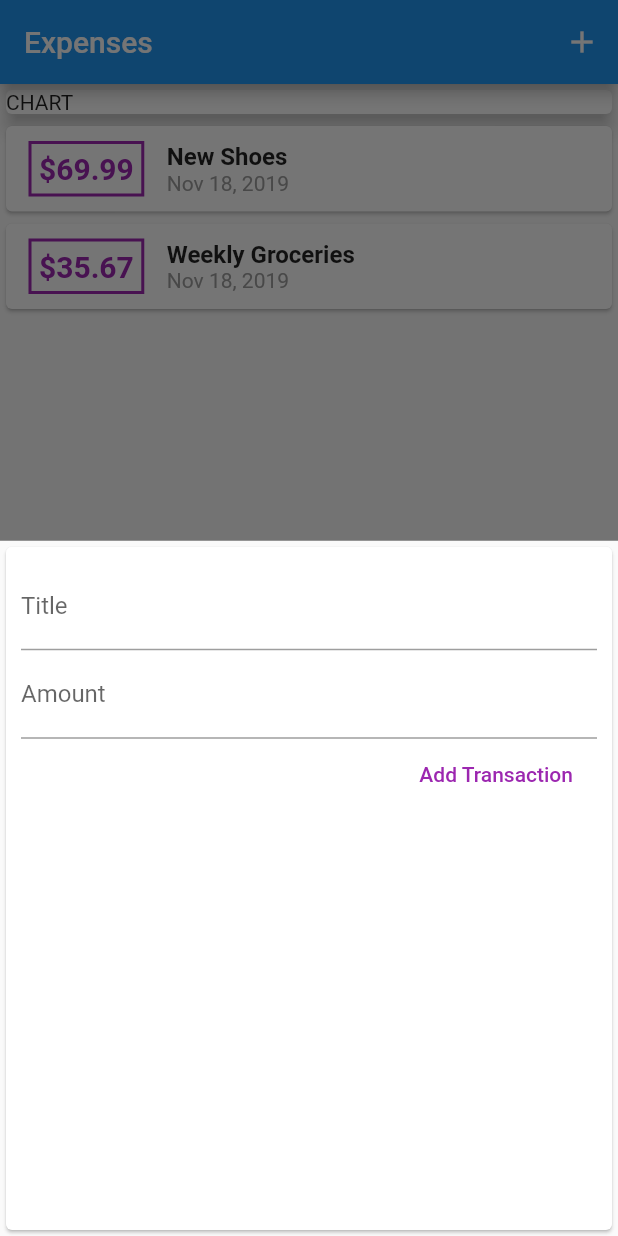
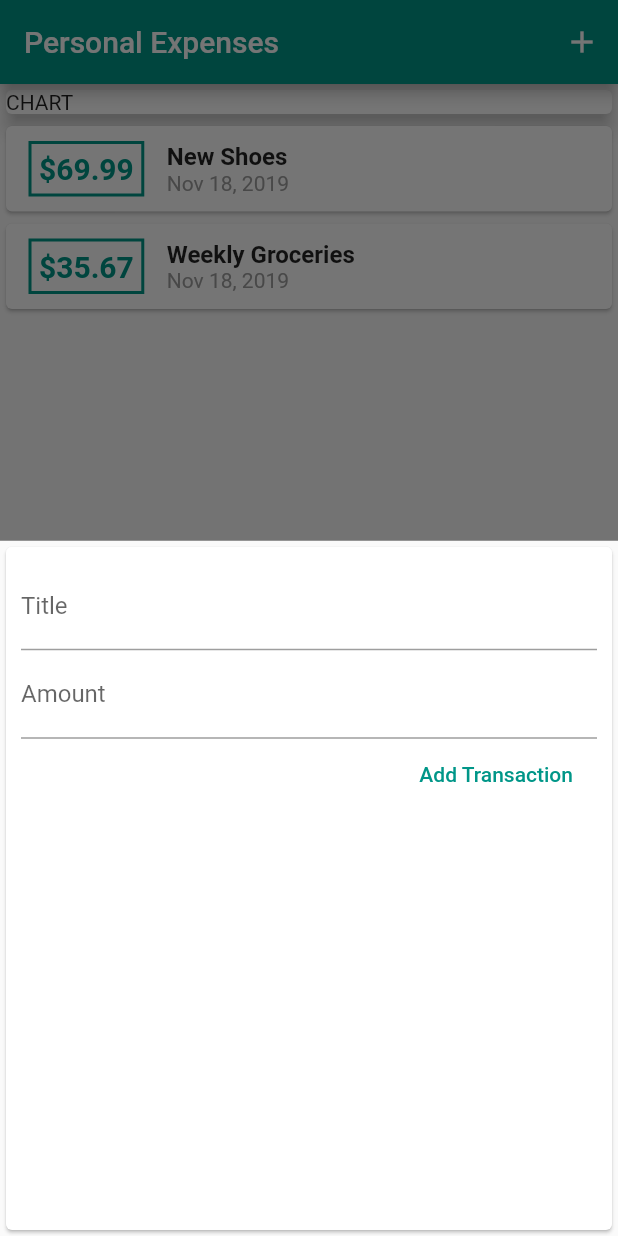
Before and after one commit to SpruceGabriela/expenses-app, a Flutter app: the screen it shows after launch, after a tap on the "add" icon, on a phone screen of 412 x 824 dp. Run offline on Flutter 3.47's test engine with Material 2 defaults, Android fonts, the phone set to English and light mode, and no system bars.

Commit message:
adding theme

```diff
--- a/lib/main.dart
+++ b/lib/main.dart
@@ -5,7 +5,12 @@ import 'models/transaction.dart';
 
 void main(){
   runApp(MaterialApp(
+    title: 'Personal Expenses',
     debugShowCheckedModeBanner: false,
+    theme: ThemeData(
+      primarySwatch: Colors.teal,
+          accentColor: Colors.pinkAccent,
+    ),
     home: Home(),
   ));
 }
@@ -61,7 +66,7 @@ class _HomeState extends State<Home> {
     Widget build(BuildContext context) {
       return Scaffold(
         appBar: AppBar(
-          title: Text('Expenses'),
+          title: Text('Personal Expenses'),
           actions: <Widget>[
             IconButton(
               icon: Icon(Icons.add),
--- a/lib/widgets/new_transaction.dart
+++ b/lib/widgets/new_transaction.dart
@@ -53,7 +53,7 @@ class _NewTransactionState extends State<NewTransaction> {
                       ),
                     FlatButton(
                       child: Text('Add Transaction'),
-                      textColor: Colors.purple,
+                      textColor: Theme.of(context).primaryColor,
                       onPressed: submitData,
                       ),
                   ],
--- a/lib/widgets/transaction_list.dart
+++ b/lib/widgets/transaction_list.dart
@@ -22,7 +22,7 @@ class TransactionList extends StatelessWidget {
                   horizontal: 15),
                 decoration: BoxDecoration(
                   border: Border.all(
-                    color: Colors.purple,
+                    color: Theme.of(context).primaryColor,
                     width: 2, )
                 ),
                 padding: EdgeInsets.symmetric(
@@ -33,7 +33,7 @@ class TransactionList extends StatelessWidget {
                   style: TextStyle(
                     fontWeight: FontWeight.bold,
                     fontSize: 20,
-                    color: Colors.purple,
+                    color: Theme.of(context).primaryColor,
                   ),
                   ),
                   ),
```
